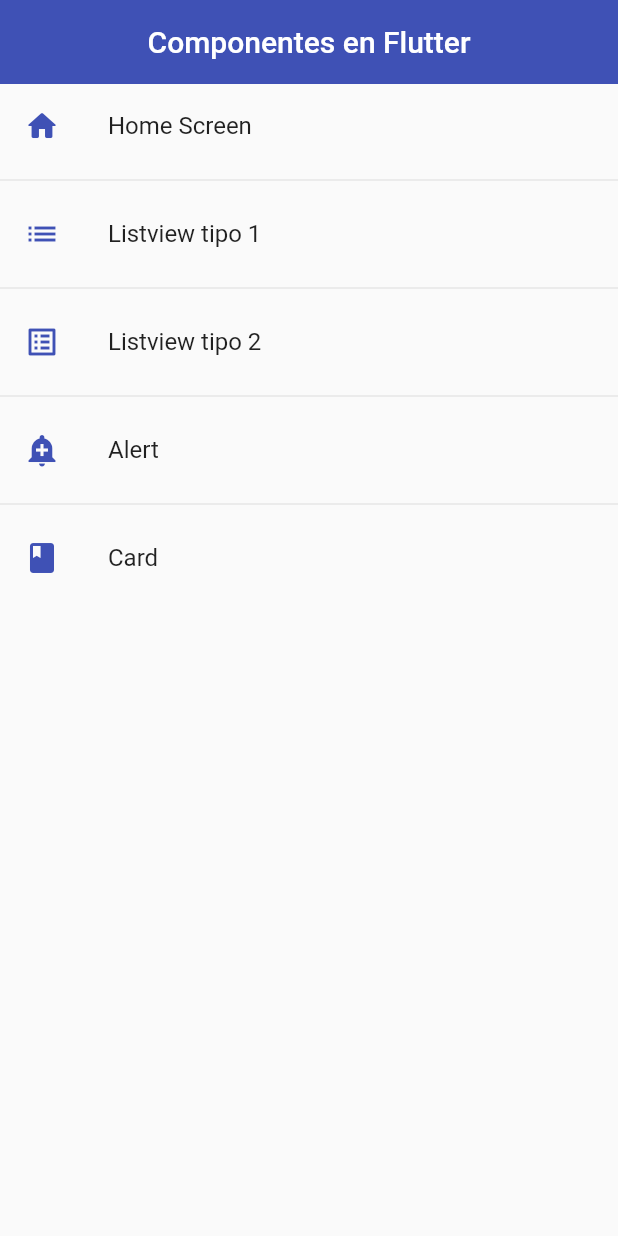
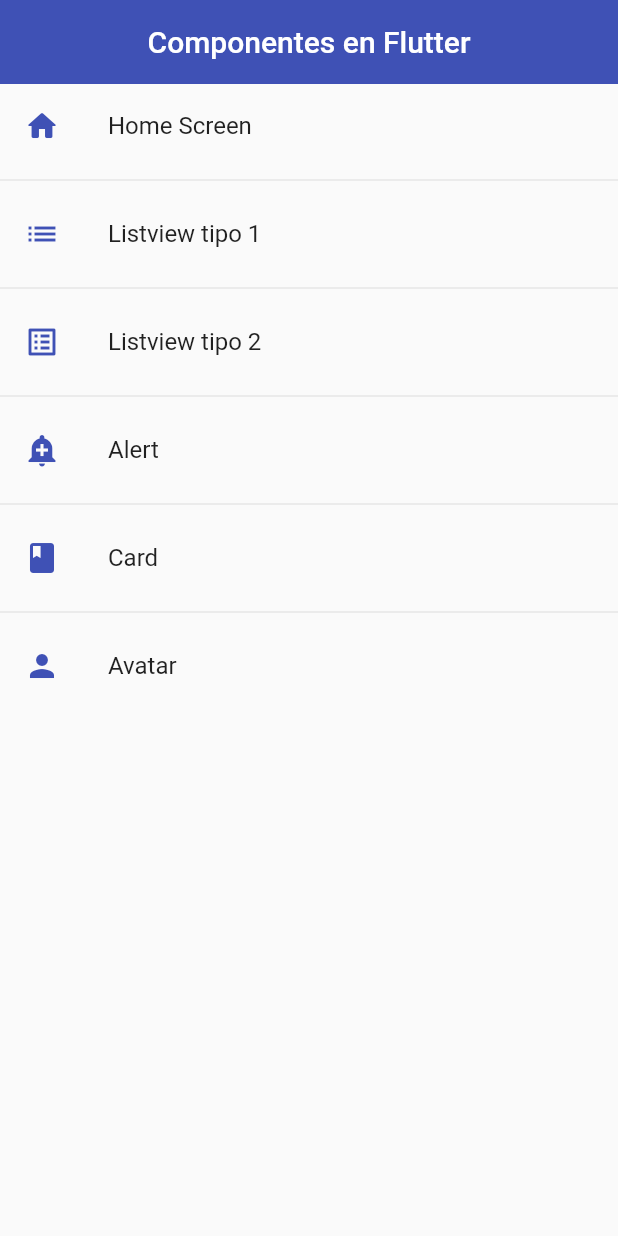
Before and after one commit to juanfranflores/fl_components, a Flutter app: the screen it shows after launch, on a phone screen of 412 x 824 dp. Run offline on Flutter 3.47's test engine with Material 2 defaults, Android fonts, the phone set to English and light mode, and no system bars.

Commit message:
CircleAvatar

```diff
--- a/lib/routes/app_routes.dart
+++ b/lib/routes/app_routes.dart
@@ -37,6 +37,11 @@ class AppRoutes {
       screen: const CardScreen(),
       icon: Icons.book,
     ),
+    MenuOption(
+        route: 'avatar',
+        name: 'Avatar',
+        screen: const AvatarScreen(),
+        icon: Icons.person)
   ];
 
   static Map<String, Widget Function(BuildContext)> getAppRoutes() {
@@ -46,13 +51,6 @@ class AppRoutes {
     }
     return appRoutes;
   }
-  // static Map<String, Widget Function(BuildContext)> routes = {
-  //   'home': (BuildContext context) => const HomeScreen(),
-  //   'listview1': (BuildContext context) => const Listview1Screen(),
-  //   'listview2': (BuildContext context) => const Listview2Screen(),
-  //   'card': (BuildContext context) => const CardScreen(),
-  //   'alert': (BuildContext context) => const AlertScreen()
-  // };
 
   static Route<dynamic>? onGenerateRoute(RouteSettings settings) {
     debugPrint('$settings');
--- a/lib/screens/listview1_screen.dart
+++ b/lib/screens/listview1_screen.dart
@@ -15,7 +15,8 @@ class Listview1Screen extends StatelessWidget {
       appBar: AppBar(
         title: const Text('Listview Tipo 1'),
       ),
-      body: ListView(children: [
+      body: ListView(
+        children: [
           ...libros
               .map(
                 (e) => ListTile(
@@ -25,7 +26,8 @@ class Listview1Screen extends StatelessWidget {
                 ),
               )
               .toList()
-      ]),
+        ],
+      ),
     );
   }
 }
--- a/lib/screens/screens.dart
+++ b/lib/screens/screens.dart
@@ -1,5 +1,6 @@
 export 'package:fl_components/screens/alert_screen.dart';
+export 'package:fl_components/screens/avatar_screen.dart';
 export 'package:fl_components/screens/card_screen.dart';
 export 'package:fl_components/screens/home_screen.dart';
+export 'package:fl_components/screens/listview2_screen.dart';
 export 'package:fl_components/screens/listview1_screen.dart';
-export 'package:fl_components/screens/listview2_screen.dart';
```
Also changed, not shown: lib/screens/avatar_screen.dart (added, +29 -0 lines). Lines whose indentation alone changed are shown as unchanged.
